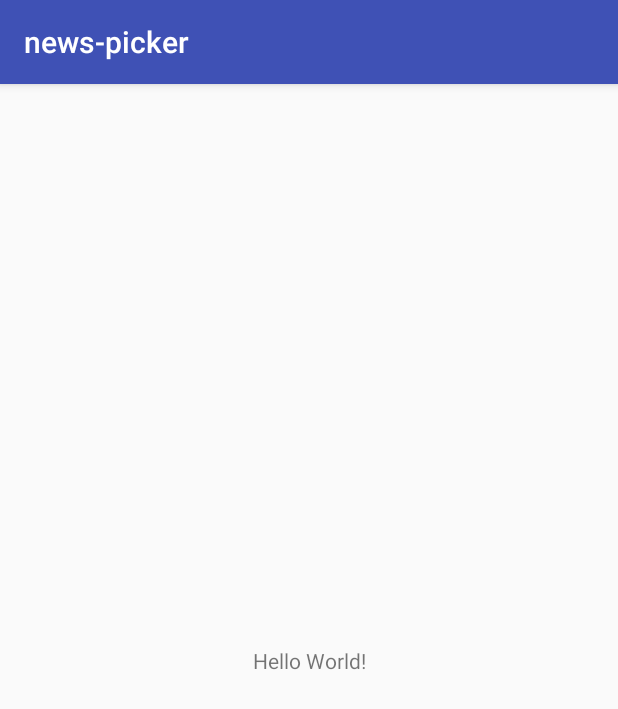
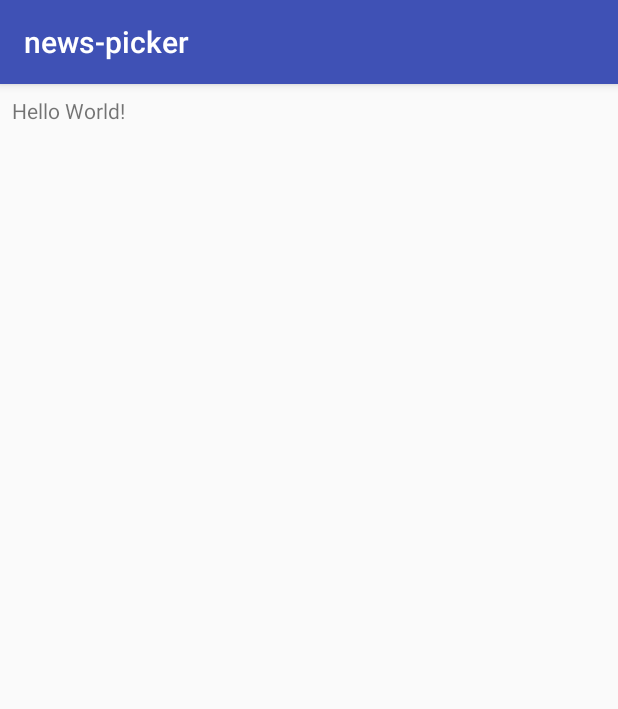
Before and after one commit to kzumu/news-picker, an Android app: the screen it shows after launch (MainActivity), on a phone screen of 412 x 824 dp. Shown: the top 709 px of the screen. Run offline under Robolectric (Android 15) with nearby library versions, the phone set to English and light mode, and no system bars; libraries missing offline, so code that uses them is left out: rx.android.schedulers, rx.schedulers; 1 statement that could not run was skipped.

Commit message:
show response in TextView

```diff
--- a/app/src/main/java/com/kaz/news_picker/MainActivity.kt
+++ b/app/src/main/java/com/kaz/news_picker/MainActivity.kt
@@ -3,6 +3,7 @@ package com.kaz.news_picker
 import android.support.v7.app.AppCompatActivity
 import android.os.Bundle
 import android.util.Log
+import android.widget.TextView
 import com.squareup.okhttp.ResponseBody
 import retrofit.Response
 import rx.Subscriber
@@ -27,7 +28,8 @@ class MainActivity : AppCompatActivity() {
                     override fun onNext(t: ResponseBody?) {
 
                         Log.d("onCreate","onNext")
-                        Log.d("onCreate", t?.string())
+                        val textView = findViewById(R.id.textView) as TextView
+                        textView.text = "${t?.string()}"
                     }
 
                     override fun onError(e: Throwable?) {
--- a/app/src/main/res/layout/activity_main.xml
+++ b/app/src/main/res/layout/activity_main.xml
@@ -7,12 +7,23 @@
     tools:context=".MainActivity">
 
     <TextView
-        android:layout_width="wrap_content"
+        android:id="@+id/textView"
+        android:layout_width="0dp"
         android:layout_height="wrap_content"
+        android:layout_marginBottom="8dp"
+        android:layout_marginEnd="8dp"
+        android:layout_marginLeft="8dp"
+        android:layout_marginRight="8dp"
+        android:layout_marginStart="8dp"
+        android:layout_marginTop="8dp"
         android:text="Hello World!"
         app:layout_constraintBottom_toBottomOf="parent"
+        app:layout_constraintEnd_toEndOf="parent"
+        app:layout_constraintHorizontal_bias="0.0"
         app:layout_constraintLeft_toLeftOf="parent"
         app:layout_constraintRight_toRightOf="parent"
-        app:layout_constraintTop_toTopOf="parent" />
+        app:layout_constraintStart_toStartOf="parent"
+        app:layout_constraintTop_toTopOf="parent"
+        app:layout_constraintVertical_bias="0.0" />
 
 </android.support.constraint.ConstraintLayout>
```
